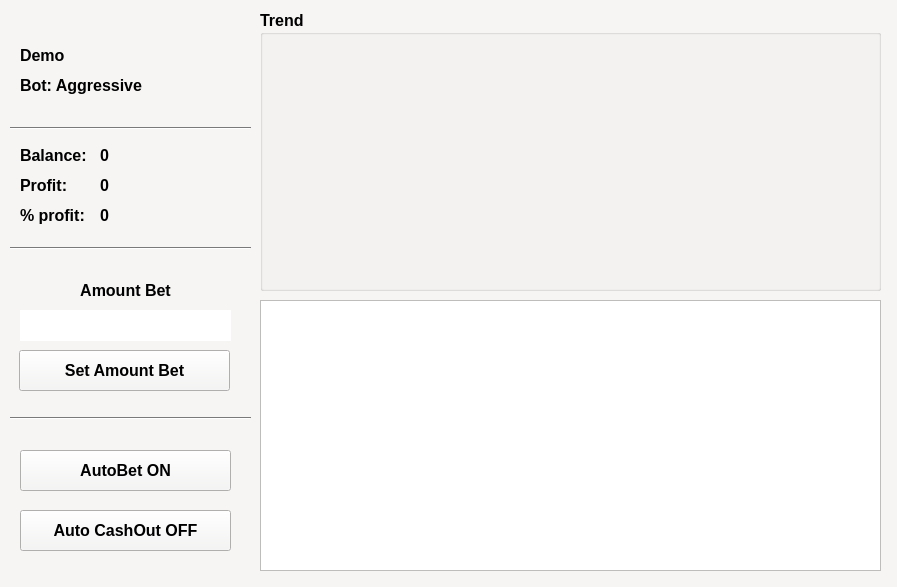
Above: apps/gui/resources/ui/console.ui from bikerlfh/crashbot before the change. Below: the same form after it.
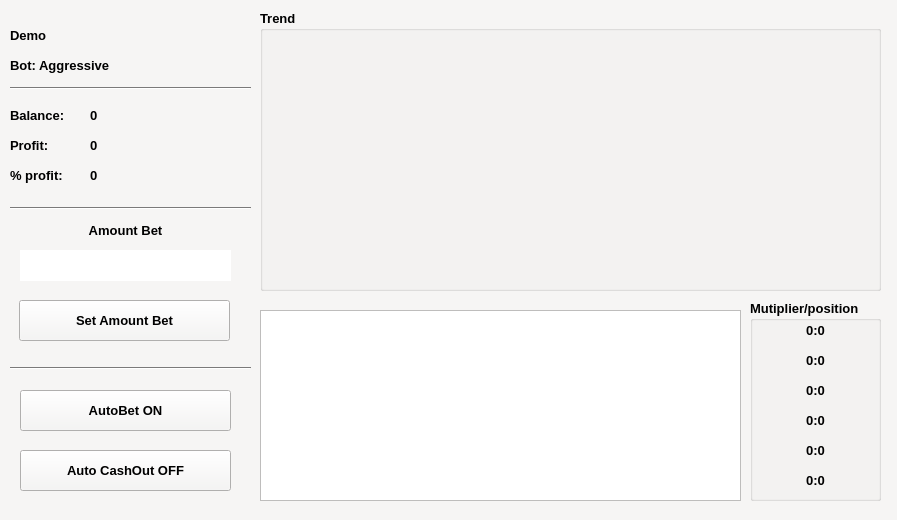
That is the form after the change.

Patch:
```diff
--- a/apps/gui/resources/ui/console.ui
+++ b/apps/gui/resources/ui/console.ui
@@ -7,13 +7,13 @@
     <x>0</x>
     <y>0</y>
     <width>897</width>
-    <height>587</height>
+    <height>520</height>
    </rect>
   </property>
   <property name="minimumSize">
    <size>
     <width>897</width>
-    <height>587</height>
+    <height>520</height>
    </size>
   </property>
   <property name="maximumSize">
@@ -474,14 +474,14 @@
    <property name="geometry">
     <rect>
      <x>19</x>
-     <y>350</y>
+     <y>300</y>
      <width>211</width>
      <height>41</height>
     </rect>
    </property>
    <property name="font">
     <font>
-     <pointsize>12</pointsize>
+     <pointsize>10</pointsize>
      <bold>true</bold>
     </font>
    </property>
@@ -496,14 +496,14 @@
    <property name="geometry">
     <rect>
      <x>20</x>
-     <y>450</y>
+     <y>390</y>
      <width>211</width>
      <height>41</height>
     </rect>
    </property>
    <property name="font">
     <font>
-     <pointsize>12</pointsize>
+     <pointsize>10</pointsize>
      <bold>true</bold>
     </font>
    </property>
@@ -521,14 +521,14 @@
    <property name="geometry">
     <rect>
      <x>30</x>
-     <y>280</y>
+     <y>220</y>
      <width>191</width>
      <height>20</height>
     </rect>
    </property>
    <property name="font">
     <font>
-     <pointsize>12</pointsize>
+     <pointsize>10</pointsize>
      <bold>true</bold>
     </font>
    </property>
@@ -542,15 +542,15 @@
   <widget class="QLabel" name="label_2">
    <property name="geometry">
     <rect>
-     <x>20</x>
-     <y>140</y>
+     <x>10</x>
+     <y>100</y>
      <width>71</width>
      <height>30</height>
     </rect>
    </property>
    <property name="font">
     <font>
-     <pointsize>12</pointsize>
+     <pointsize>10</pointsize>
      <bold>true</bold>
     </font>
    </property>
@@ -561,15 +561,15 @@
   <widget class="QLabel" name="lbl_balance">
    <property name="geometry">
     <rect>
-     <x>100</x>
-     <y>140</y>
+     <x>90</x>
+     <y>100</y>
      <width>151</width>
      <height>30</height>
     </rect>
    </property>
    <property name="font">
     <font>
-     <pointsize>12</pointsize>
+     <pointsize>10</pointsize>
      <bold>true</bold>
     </font>
    </property>
@@ -580,15 +580,15 @@
   <widget class="QLabel" name="lbl_profit">
    <property name="geometry">
     <rect>
-     <x>100</x>
-     <y>170</y>
+     <x>90</x>
+     <y>130</y>
      <width>151</width>
      <height>30</height>
     </rect>
    </property>
    <property name="font">
     <font>
-     <pointsize>12</pointsize>
+     <pointsize>10</pointsize>
      <bold>true</bold>
      <kerning>true</kerning>
     </font>
@@ -600,15 +600,15 @@
   <widget class="QLabel" name="label_4">
    <property name="geometry">
     <rect>
-     <x>20</x>
-     <y>170</y>
+     <x>10</x>
+     <y>130</y>
      <width>61</width>
      <height>30</height>
     </rect>
    </property>
    <property name="font">
     <font>
-     <pointsize>12</pointsize>
+     <pointsize>10</pointsize>
      <bold>true</bold>
     </font>
    </property>
@@ -619,15 +619,15 @@
   <widget class="QLabel" name="lbl_home_bet">
    <property name="geometry">
     <rect>
-     <x>20</x>
-     <y>40</y>
+     <x>10</x>
+     <y>20</y>
      <width>231</width>
      <height>30</height>
     </rect>
    </property>
    <property name="font">
     <font>
-     <pointsize>12</pointsize>
+     <pointsize>10</pointsize>
      <bold>true</bold>
     </font>
    </property>
@@ -638,15 +638,15 @@
   <widget class="QLabel" name="lbl_bot_type">
    <property name="geometry">
     <rect>
-     <x>20</x>
-     <y>70</y>
+     <x>10</x>
+     <y>50</y>
      <width>231</width>
      <height>30</height>
     </rect>
    </property>
    <property name="font">
     <font>
-     <pointsize>12</pointsize>
+     <pointsize>10</pointsize>
      <bold>true</bold>
     </font>
    </property>
@@ -658,7 +658,7 @@
    <property name="geometry">
     <rect>
      <x>20</x>
-     <y>310</y>
+     <y>250</y>
      <width>211</width>
      <height>31</height>
     </rect>
@@ -679,7 +679,7 @@
    <property name="geometry">
     <rect>
      <x>10</x>
-     <y>120</y>
+     <y>80</y>
      <width>241</width>
      <height>16</height>
     </rect>
@@ -697,7 +697,7 @@
    <property name="geometry">
     <rect>
      <x>10</x>
-     <y>240</y>
+     <y>200</y>
      <width>241</width>
      <height>16</height>
     </rect>
@@ -715,7 +715,7 @@
    <property name="geometry">
     <rect>
      <x>10</x>
-     <y>410</y>
+     <y>360</y>
      <width>241</width>
      <height>16</height>
     </rect>
@@ -740,7 +740,7 @@
    </property>
    <property name="font">
     <font>
-     <pointsize>12</pointsize>
+     <pointsize>10</pointsize>
      <bold>true</bold>
     </font>
    </property>
@@ -773,14 +773,14 @@
    <property name="geometry">
     <rect>
      <x>260</x>
-     <y>300</y>
-     <width>621</width>
-     <height>271</height>
+     <y>310</y>
+     <width>481</width>
+     <height>191</height>
     </rect>
    </property>
    <property name="font">
     <font>
-     <pointsize>12</pointsize>
+     <pointsize>10</pointsize>
     </font>
    </property>
    <property name="toolTip">
@@ -791,14 +791,14 @@
    <property name="geometry">
     <rect>
      <x>20</x>
-     <y>510</y>
+     <y>450</y>
      <width>211</width>
      <height>41</height>
     </rect>
    </property>
    <property name="font">
     <font>
-     <pointsize>12</pointsize>
+     <pointsize>10</pointsize>
      <bold>true</bold>
     </font>
    </property>
@@ -815,15 +815,15 @@
   <widget class="QLabel" name="label_5">
    <property name="geometry">
     <rect>
-     <x>20</x>
-     <y>200</y>
+     <x>10</x>
+     <y>160</y>
      <width>71</width>
      <height>30</height>
     </rect>
    </property>
    <property name="font">
     <font>
-     <pointsize>12</pointsize>
+     <pointsize>10</pointsize>
      <bold>true</bold>
     </font>
    </property>
@@ -834,15 +834,15 @@
   <widget class="QLabel" name="lbl_profit_per">
    <property name="geometry">
     <rect>
-     <x>100</x>
-     <y>200</y>
+     <x>90</x>
+     <y>160</y>
      <width>151</width>
      <height>30</height>
     </rect>
    </property>
    <property name="font">
     <font>
-     <pointsize>12</pointsize>
+     <pointsize>10</pointsize>
      <bold>true</bold>
     </font>
    </property>
@@ -850,6 +850,184 @@
     <string>0</string>
    </property>
   </widget>
+  <widget class="QGroupBox" name="groupBox">
+   <property name="geometry">
+    <rect>
+     <x>750</x>
+     <y>300</y>
+     <width>131</width>
+     <height>201</height>
+    </rect>
+   </property>
+   <property name="font">
+    <font>
+     <pointsize>10</pointsize>
+     <italic>false</italic>
+     <bold>true</bold>
+     <underline>false</underline>
+     <strikeout>false</strikeout>
+    </font>
+   </property>
+   <property name="toolTip">
+    <string>&lt;html&gt;&lt;head/&gt;&lt;body&gt;&lt;p&gt;Last multiplier positions. Format (multiplier:position)&lt;/p&gt;&lt;p&gt;If the position is -1, the multiplier was not found in all the analyzed rounds.&lt;/p&gt;&lt;/body&gt;&lt;/html&gt;</string>
+   </property>
+   <property name="title">
+    <string>Mutiplier/position</string>
+   </property>
+   <widget class="QLabel" name="lbl_mul_1">
+    <property name="geometry">
+     <rect>
+      <x>10</x>
+      <y>20</y>
+      <width>111</width>
+      <height>20</height>
+     </rect>
+    </property>
+    <property name="font">
+     <font>
+      <pointsize>10</pointsize>
+      <italic>false</italic>
+      <bold>true</bold>
+      <underline>false</underline>
+      <strikeout>false</strikeout>
+     </font>
+    </property>
+    <property name="text">
+     <string>0:0</string>
+    </property>
+    <property name="alignment">
+     <set>Qt::AlignCenter</set>
+    </property>
+   </widget>
+   <widget class="QLabel" name="lbl_mul_2">
+    <property name="geometry">
+     <rect>
+      <x>10</x>
+      <y>50</y>
+      <width>111</width>
+      <height>20</height>
+     </rect>
+    </property>
+    <property name="font">
+     <font>
+      <pointsize>10</pointsize>
+      <italic>false</italic>
+      <bold>true</bold>
+      <underline>false</underline>
+      <strikeout>false</strikeout>
+     </font>
+    </property>
+    <property name="toolTip">
+     <string/>
+    </property>
+    <property name="text">
+     <string>0:0</string>
+    </property>
+    <property name="alignment">
+     <set>Qt::AlignCenter</set>
+    </property>
+   </widget>
+   <widget class="QLabel" name="lbl_mul_3">
+    <property name="geometry">
+     <rect>
+      <x>10</x>
+      <y>80</y>
+      <width>111</width>
+      <height>20</height>
+     </rect>
+    </property>
+    <property name="font">
+     <font>
+      <pointsize>10</pointsize>
+      <italic>false</italic>
+      <bold>true</bold>
+      <underline>false</underline>
+      <strikeout>false</strikeout>
+     </font>
+    </property>
+    <property name="text">
+     <string>0:0</string>
+    </property>
+    <property name="alignment">
+     <set>Qt::AlignCenter</set>
+    </property>
+   </widget>
+   <widget class="QLabel" name="lbl_mul_4">
+    <property name="geometry">
+     <rect>
+      <x>10</x>
+      <y>110</y>
+      <width>111</width>
+      <height>20</height>
+     </rect>
+    </property>
+    <property name="font">
+     <font>
+      <pointsize>10</pointsize>
+      <italic>false</italic>
+      <bold>true</bold>
+      <underline>false</underline>
+      <strikeout>false</strikeout>
+     </font>
+    </property>
+    <property name="text">
+     <string>0:0</string>
+    </property>
+    <property name="alignment">
+     <set>Qt::AlignCenter</set>
+    </property>
+   </widget>
+   <widget class="QLabel" name="lbl_mul_5">
+    <property name="geometry">
+     <rect>
+      <x>10</x>
+      <y>140</y>
+      <width>111</width>
+      <height>20</height>
+     </rect>
+    </property>
+    <property name="font">
+     <font>
+      <pointsize>10</pointsize>
+      <italic>false</italic>
+      <bold>true</bold>
+      <underline>false</underline>
+      <strikeout>false</strikeout>
+     </font>
+    </property>
+    <property name="text">
+     <string>0:0</string>
+    </property>
+    <property name="alignment">
+     <set>Qt::AlignCenter</set>
+    </property>
+   </widget>
+   <widget class="QLabel" name="lbl_mul_6">
+    <property name="geometry">
+     <rect>
+      <x>10</x>
+      <y>170</y>
+      <width>111</width>
+      <height>20</height>
+     </rect>
+    </property>
+    <property name="font">
+     <font>
+      <pointsize>10</pointsize>
+      <italic>false</italic>
+      <bold>true</bold>
+      <underline>false</underline>
+      <strikeout>false</strikeout>
+     </font>
+    </property>
+    <property name="text">
+     <string>0:0</string>
+    </property>
+    <property name="alignment">
+     <set>Qt::AlignCenter</set>
+    </property>
+   </widget>
+  </widget>
   <zorder>btn_set_max_amount</zorder>
   <zorder>btn_auto_bet</zorder>
   <zorder>label</zorder>
```
Left out of the diff: 3 changed lines with no effect on the pictures.
